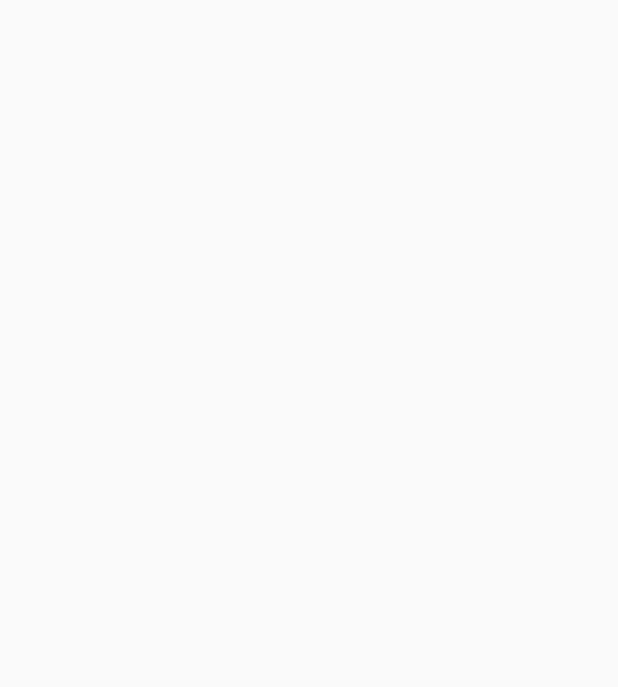
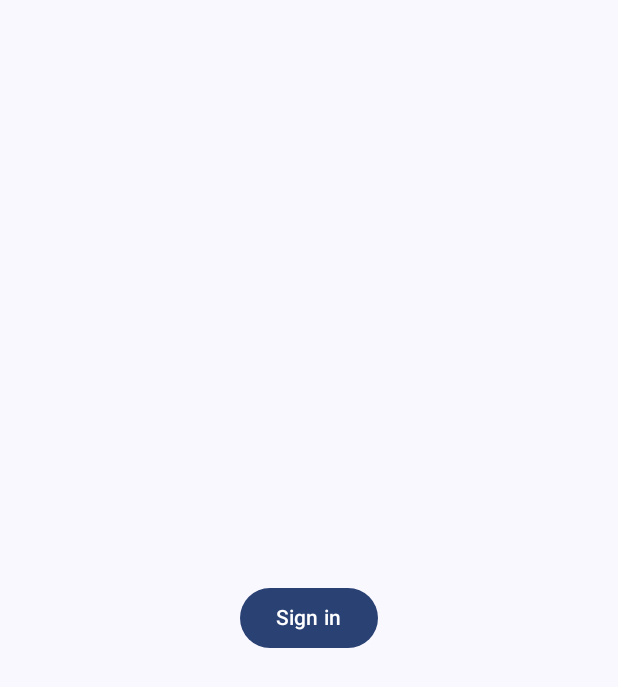
Before and after one commit to nasif03/Lighthouse-CRM, an Android app built with Jetpack Compose: the screen it shows after launch (MainActivity), on a phone screen of 412 x 824 dp. Before the commit the part shown is empty. Shown: the top 687 px of the screen. Run offline under Robolectric (Android 15) with nearby library versions, the phone set to English and light mode, and no system bars.

Commit message:
Add sign in screen

```diff
--- a/Android/app/build.gradle.kts
+++ b/Android/app/build.gradle.kts
@@ -11,7 +11,7 @@ android {
     compileSdk = 36
 
     defaultConfig {
-        applicationId = "com.example.lighthouse"
+        applicationId = "com.project.lighthouse"
         minSdk = 24
         targetSdk = 36
         versionCode = 1
@@ -52,6 +52,7 @@ dependencies {
     implementation(libs.androidx.ui.tooling.preview)
     implementation(libs.androidx.material3)
     implementation(libs.play.services.auth)
+    implementation(libs.androidx.navigation.compose)
     testImplementation(libs.junit)
     androidTestImplementation(libs.androidx.junit)
     androidTestImplementation(libs.androidx.espresso.core)
--- a/Android/app/src/main/java/com/project/lighthouse/MainActivity.kt
+++ b/Android/app/src/main/java/com/project/lighthouse/MainActivity.kt
@@ -1,16 +1,113 @@
 package com.project.lighthouse
 
+import android.app.Activity
 import android.os.Bundle
+import android.widget.Toast
 import androidx.activity.ComponentActivity
+import androidx.activity.compose.rememberLauncherForActivityResult
+import androidx.activity.compose.setContent
 import androidx.activity.enableEdgeToEdge
+import androidx.activity.result.IntentSenderRequest
+import androidx.activity.result.contract.ActivityResultContracts
+import androidx.compose.foundation.layout.fillMaxSize
+import androidx.compose.material3.MaterialTheme
+import androidx.compose.material3.Surface
+import androidx.compose.runtime.LaunchedEffect
+import androidx.compose.runtime.getValue
+import androidx.compose.ui.Modifier
+import androidx.lifecycle.compose.collectAsStateWithLifecycle
+import androidx.lifecycle.lifecycleScope
+import androidx.lifecycle.viewmodel.compose.viewModel
+import androidx.navigation.compose.NavHost
+import androidx.navigation.compose.composable
+import androidx.navigation.compose.rememberNavController
+import com.google.android.gms.auth.api.identity.Identity
+import com.project.lighthouse.authentication.GoogleAuthUiClient
+import com.project.lighthouse.authentication.SignInScreen
+import com.project.lighthouse.authentication.SignInViewModel
+import com.project.lighthouse.ui.theme.LighthouseTheme
+import kotlinx.coroutines.launch
 
 class MainActivity : ComponentActivity() {
 
+    private val googleAuthUiClient by lazy {
+        GoogleAuthUiClient(
+            context = applicationContext,
+            oneTapClient = Identity.getSignInClient(applicationContext)
+        )
+    }
 
     override fun onCreate(savedInstanceState: Bundle?) {
         super.onCreate(savedInstanceState)
         enableEdgeToEdge()
 
+        setContent {
+            LighthouseTheme {
+                Surface(
+                    modifier = Modifier.fillMaxSize(),
+                    color = MaterialTheme.colorScheme.background
+                ) {
+                    val navController = rememberNavController()
+                    NavHost(navController = navController, startDestination = "sign_in") {
+                        composable("sign_in") {
+                            val viewModel = viewModel<SignInViewModel>()
+                            val state by viewModel.state.collectAsStateWithLifecycle()
+
+                            val launcher = rememberLauncherForActivityResult(
+                                contract = ActivityResultContracts.StartIntentSenderForResult(),
+                                onResult = { result ->
+                                    if (result.resultCode == Activity.RESULT_OK) {
+                                        lifecycleScope.launch {
+                                            val signInResult = googleAuthUiClient.signInWithIntent(
+                                                intent = result.data ?: return@launch
+                                            )
+                                            viewModel.onSignInResult(signInResult)
+                                        }
+                                    }
+                                }
+                            )
+                            LaunchedEffect(key1 = state.isSignInSuccessful) {
+                                if(state.isSignInSuccessful) {
+                                    Toast.makeText(
+                                        applicationContext,
+                                        "Sign in successful",
+                                        Toast.LENGTH_LONG
+                                    ).show()
+
+                                    navController.navigate("dashboard")
+                                    viewModel.resetState()
+                                }
+                            }
+                            SignInScreen(
+                                state = state,
+                                onSignInClick = {
+                                    lifecycleScope.launch {
+                                        val signInIntentSender = googleAuthUiClient.signIn()
+                                        launcher.launch(
+                                            IntentSenderRequest.Builder(
+                                                signInIntentSender ?: return@launch
+                                            ).build()
+                                        )
+                                    }
+                                }
+                            )
+                        }
+
+                        composable("dashboard") {
+
+                        }
+
+                        composable("leads") {
+
+                        }
+
+                        composable("deals") {
+
+                        }
+                    }
+                }
+            }
+        }
 
     }
 }
--- a/Android/app/src/main/java/com/project/lighthouse/authentication/SignInScreen.kt
+++ b/Android/app/src/main/java/com/project/lighthouse/authentication/SignInScreen.kt
@@ -1,9 +1,17 @@
 package com.project.lighthouse.authentication
 
 import android.widget.Toast
+import androidx.compose.foundation.layout.Box
+import androidx.compose.foundation.layout.fillMaxSize
+import androidx.compose.foundation.layout.padding
+import androidx.compose.material3.Button
+import androidx.compose.material3.Text
 import androidx.compose.runtime.Composable
 import androidx.compose.runtime.LaunchedEffect
+import androidx.compose.ui.Alignment
+import androidx.compose.ui.Modifier
 import androidx.compose.ui.platform.LocalContext
+import androidx.compose.ui.unit.dp
 
 @Composable
 fun SignInScreen(
@@ -21,5 +29,14 @@ fun SignInScreen(
         }
     }
 
-
+    Box(
+        modifier = Modifier
+            .fillMaxSize()
+            .padding(16.dp),
+        contentAlignment = Alignment.Center
+    ) {
+        Button(onClick = onSignInClick) {
+            Text(text = "Sign in")
+        }
+    }
 }
--- a/Android/gradle/libs.versions.toml
+++ b/Android/gradle/libs.versions.toml
@@ -9,6 +9,7 @@ lifecycleRuntimeKtx = "2.9.4"
 activityCompose = "1.11.0"
 composeBom = "2024.09.00"
 playServicesAuth = "21.4.0"
+navigationCompose = "2.9.5"
 
 [libraries]
 androidx-core-ktx = { group = "androidx.core", name = "core-ktx", version.ref = "coreKtx" }
@@ -26,6 +27,7 @@ androidx-ui-test-manifest = { group = "androidx.compose.ui", name = "ui-test-man
 androidx-ui-test-junit4 = { group = "androidx.compose.ui", name = "ui-test-junit4" }
 androidx-material3 = { group = "androidx.compose.material3", name = "material3" }
 play-services-auth = { group = "com.google.android.gms", name = "play-services-auth", version.ref = "playServicesAuth" }
+androidx-navigation-compose = { group = "androidx.navigation", name = "navigation-compose", version.ref = "navigationCompose" }
 
 [plugins]
 android-application = { id = "com.android.application", version.ref = "agp" }
```
